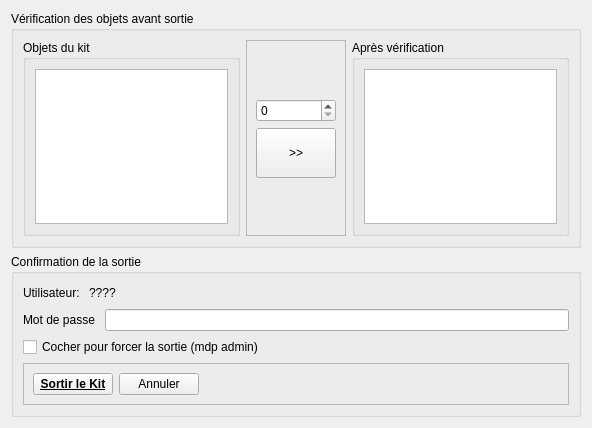
First picture: the form in popups/popupsortirresa.ui, repository diluxe01/Micro_Brico, before the edit.
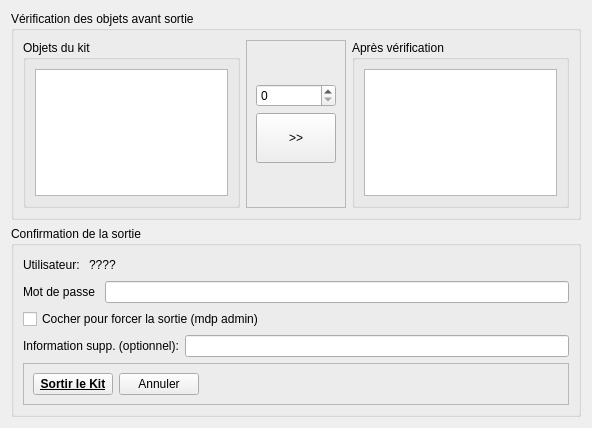
Second picture: the form after the edit.

Commit message: SORTIE: Ajout d'un message optionnel pour chaque restitution de matériel. Reste à faire pareil pour chaque sortie de matériel

```diff
--- a/popups/popupsortirresa.ui
+++ b/popups/popupsortirresa.ui
@@ -178,6 +178,20 @@
         </property>
        </widget>
       </item>
+      <item>
+       <layout class="QHBoxLayout" name="horizontalLayout_7">
+        <item>
+         <widget class="QLabel" name="label">
+          <property name="text">
+           <string>Information supp. (optionnel):</string>
+          </property>
+         </widget>
+        </item>
+        <item>
+         <widget class="QLineEdit" name="lineEdit_optionnal_text"/>
+        </item>
+       </layout>
+      </item>
       <item>
        <widget class="QFrame" name="frame_2">
         <property name="frameShape">
```
The commit also changes 4 other files.
